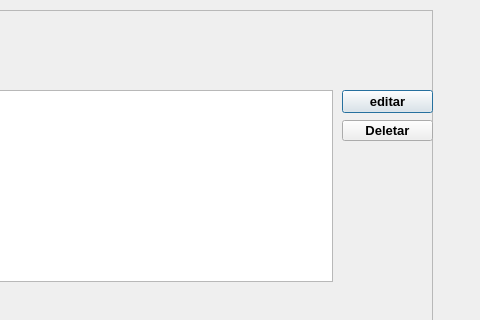
Old version of the form Mayko/projeto/consulta.ui in the repository UnPComp2013/Grupo6; both pictures show x 188 to 668 and y 0 to 320 of the 668 by 429 pixel window.
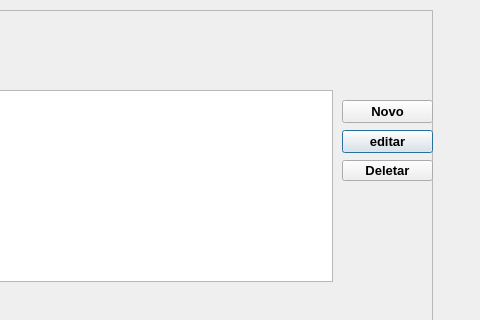
New version of the form.

```diff
--- a/Mayko/projeto/consulta.ui
+++ b/Mayko/projeto/consulta.ui
@@ -62,7 +62,7 @@
     <property name="geometry">
      <rect>
       <x>510</x>
-      <y>80</y>
+      <y>120</y>
       <width>91</width>
       <height>23</height>
      </rect>
@@ -88,7 +88,7 @@
     <property name="geometry">
      <rect>
       <x>510</x>
-      <y>110</y>
+      <y>150</y>
       <width>91</width>
       <height>21</height>
      </rect>
@@ -97,6 +97,19 @@
      <string>Deletar</string>
     </property>
    </widget>
+   <widget class="QPushButton" name="btn_Cadastro">
+    <property name="geometry">
+     <rect>
+      <x>510</x>
+      <y>90</y>
+      <width>91</width>
+      <height>23</height>
+     </rect>
+    </property>
+    <property name="text">
+     <string>Novo</string>
+    </property>
+   </widget>
   </widget>
   <widget class="QPushButton" name="btn_volta">
    <property name="geometry">
```
Left out of the diff: 19 changed lines with no effect on the pictures.
